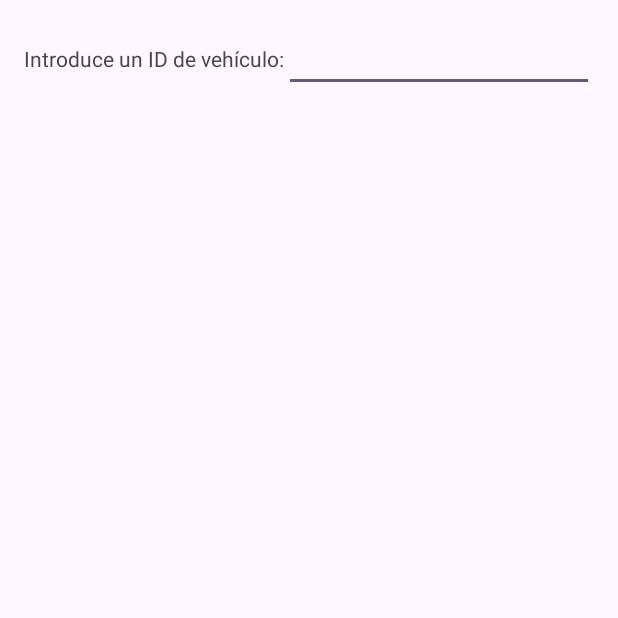
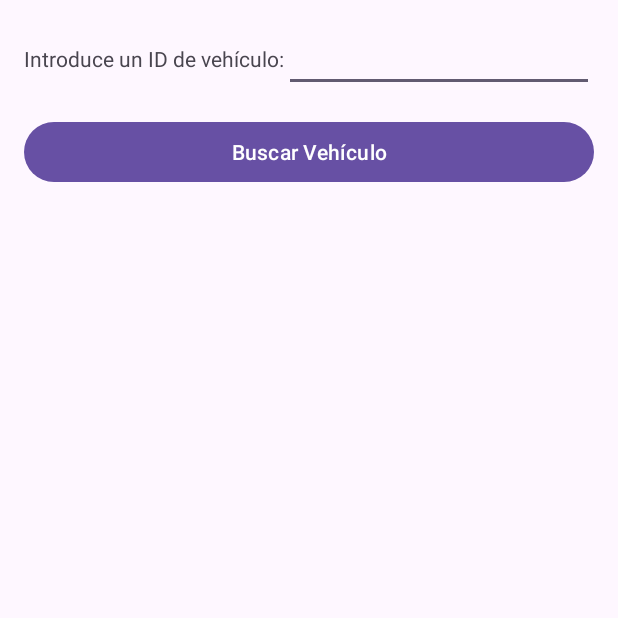
Before and after one commit to AlvaroDavCas/pmdm-1evaluacion, an Android app: the screen it shows after launch (CarsListActivity), on a phone screen of 412 x 824 dp, the top half of it. Run offline under Robolectric (Android 15) with nearby library versions, the phone set to English and light mode, and no system bars.

Commit message:
Inicio del proyecto

```diff
--- a/app/src/main/java/edu/iesam/teslaapp/feature/carslist/CarsListActivity.kt
+++ b/app/src/main/java/edu/iesam/teslaapp/feature/carslist/CarsListActivity.kt
@@ -1,6 +1,9 @@
 package edu.iesam.teslaapp.feature.carslist
 
 import android.os.Bundle
+import android.util.Log
+import android.widget.Button
+import android.widget.EditText
 import androidx.activity.enableEdgeToEdge
 import androidx.appcompat.app.AppCompatActivity
 import androidx.core.view.ViewCompat
@@ -18,5 +21,19 @@ class CarsListActivity : AppCompatActivity() {
             v.setPadding(systemBars.left, systemBars.top, systemBars.right, systemBars.bottom)
             insets
         }
+        initListeners()
+    }
+
+    private fun initListeners() {
+        val labelCarId = findViewById<EditText>(R.id.input_car_id)
+        val actionFind = findViewById<Button>(R.id.action_find)
+        actionFind.setOnClickListener {
+            buttonFindClicked(labelCarId.text.toString())
+        }
+    }
+
+    private fun buttonFindClicked(carId: String) {
+        //el usuario ha pulsado el botón.
+        Log.d(CarsListActivity::class.java.simpleName, carId)
     }
 }
--- a/app/src/main/res/layout/activity_main.xml
+++ b/app/src/main/res/layout/activity_main.xml
@@ -1,8 +1,12 @@
 <?xml version="1.0" encoding="utf-8"?>
-<androidx.constraintlayout.widget.ConstraintLayout xmlns:android="http://schemas.android.com/apk/res/android"
+<FrameLayout xmlns:android="http://schemas.android.com/apk/res/android"
     xmlns:app="http://schemas.android.com/apk/res-auto"
     xmlns:tools="http://schemas.android.com/tools"
     android:id="@+id/main"
+    android:layout_width="match_parent"
+    android:layout_height="match_parent">
+
+    <androidx.constraintlayout.widget.ConstraintLayout
         android:layout_width="match_parent"
         android:layout_height="match_parent"
         android:layout_margin="@dimen/spacing"
@@ -25,6 +29,18 @@
             app:layout_constraintStart_toEndOf="@id/label_card"
             app:layout_constraintTop_toTopOf="parent" />
 
+        <Button
+            android:id="@+id/action_find"
+            android:layout_width="0dp"
+            android:layout_height="wrap_content"
+            android:layout_marginTop="@dimen/spacing"
+            android:text="@string/buscar_veh_culo"
+            app:layout_constraintEnd_toEndOf="parent"
+            app:layout_constraintStart_toStartOf="parent"
+            app:layout_constraintTop_toBottomOf="@id/input_car_id" />
+
         <!-- Pintar vehículo -->
 
     </androidx.constraintlayout.widget.ConstraintLayout>
+
+</FrameLayout>
--- a/app/src/main/res/values/strings.xml
+++ b/app/src/main/res/values/strings.xml
@@ -2,4 +2,5 @@
     <string name="app_name">TeslaApp</string>
     <string name="local_source_xml">cars_tesla</string>
     <string name="label_vehicle_selected">Introduce un ID de vehículo:</string>
+    <string name="buscar_veh_culo">Buscar Vehículo</string>
 </resources>
```
Lines whose indentation alone changed are shown as unchanged.
